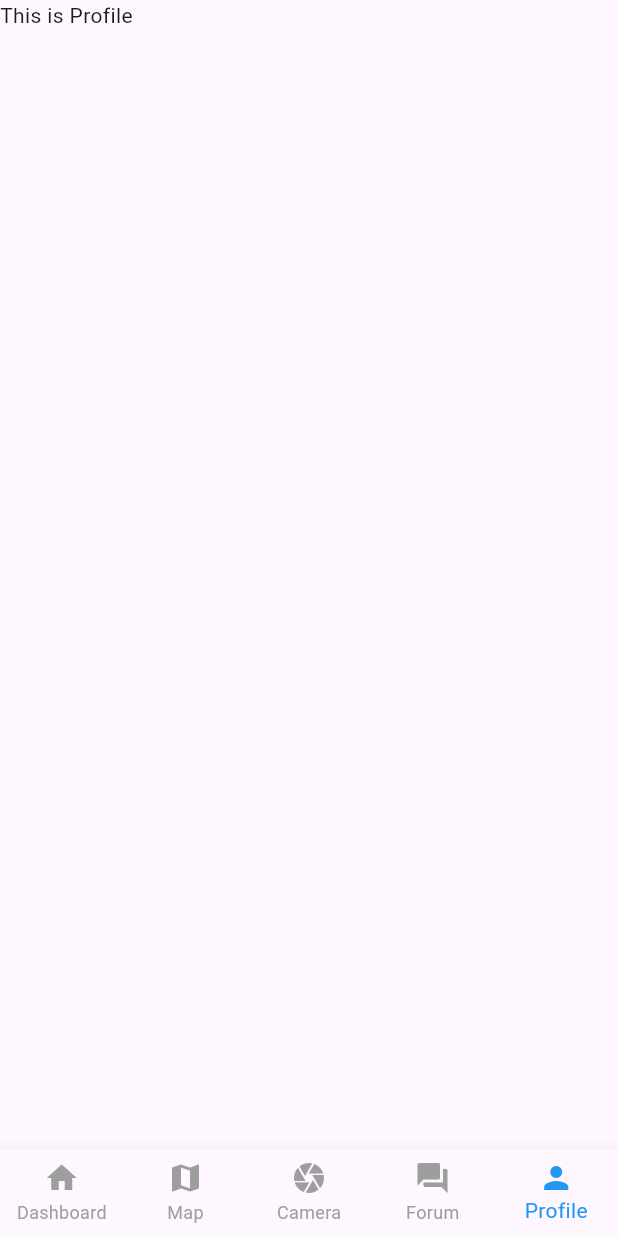
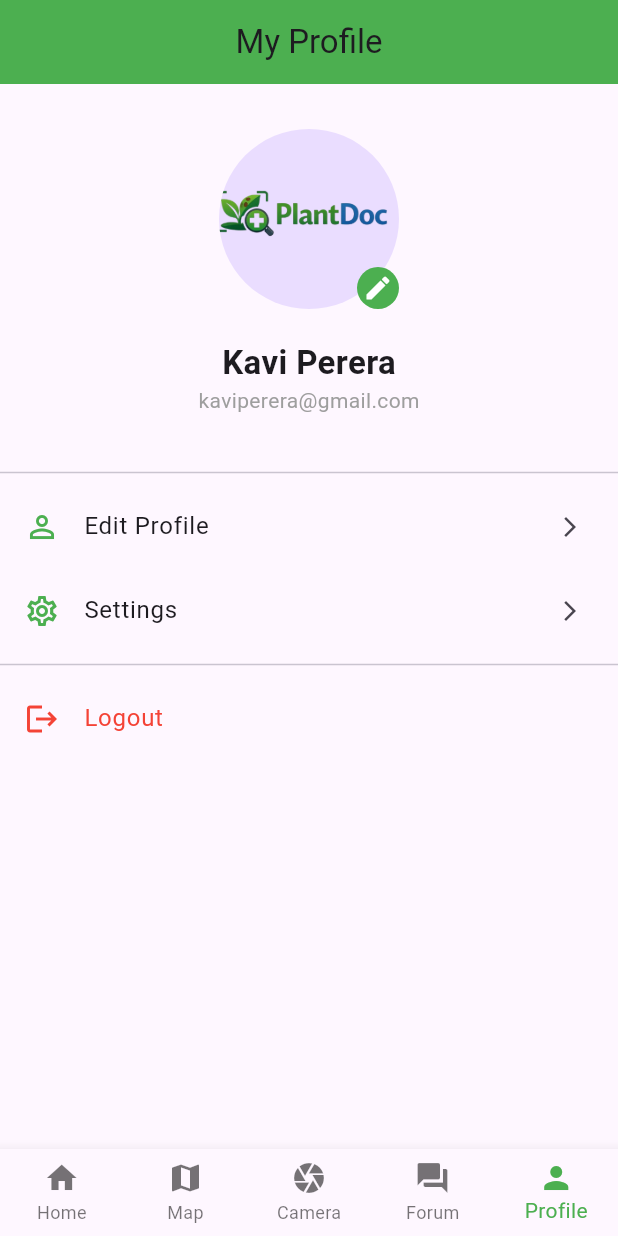
Before and after one commit to RandunGayantha/PlantDoc, a Flutter app: the screen it shows after launch, item 5 of the bottom bar chosen, on a phone screen of 412 x 824 dp. Run offline on Flutter 3.47's test engine with Material 3 defaults, Android fonts, the phone set to English and light mode, and no system bars; our stand-ins replace google_maps_flutter, image_picker; missing offline and left inert: tflite_flutter.

Commit message:
added settings page and updated main

```diff
--- a/lib/main.dart
+++ b/lib/main.dart
@@ -8,67 +8,68 @@ import 'package:plantdoc/pages/map.dart';
 import 'package:plantdoc/pages/splash_screen.dart';
 import 'package:plantdoc/pages/profile.dart';
 
-// 1. We keep the async main function with initialized bindings for camera/maps
 void main() async {
   WidgetsFlutterBinding.ensureInitialized();
   runApp(const MyApp());
 }
 
-// 2. A clean, single MyApp widget that routes to the SplashScreen
-class MyApp extends StatelessWidget {
+class MyApp extends StatefulWidget {
   const MyApp({super.key});
 
   @override
-  Widget build(BuildContext context) {
-    return const MaterialApp(
-      debugShowCheckedModeBanner: false,
-      title: "Plant Doc",
-      home: SplashScreen(),
-    );
-  }
+  State<MyApp> createState() => _MyAppState();
 }
 
-// 3. Your Splash Screen logic
-class SplashScreen extends StatefulWidget {
-  const SplashScreen({super.key});
+class _MyAppState extends State<MyApp> {
+  // Global variable for Theme state
+  bool _isDarkMode = false;
 
-  @override
-  State<SplashScreen> createState() => _SplashScreenState();
-}
-
-class _SplashScreenState extends State<SplashScreen> {
-  @override
-  void initState() {
-    super.initState();
-    Timer(const Duration(seconds: 5), () {
-      Navigator.pushReplacement(
-        context,
-        MaterialPageRoute(builder: (context) => const NavigationPage()),
-      );
+  // Global function to toggle theme
+  void _toggleTheme(bool value) {
+    setState(() {
+      _isDarkMode = value;
     });
   }
 
   @override
   Widget build(BuildContext context) {
-    return Scaffold(
-      backgroundColor: Colors.white,
-      body: Center(
-        child: Column(
-          mainAxisAlignment: MainAxisAlignment.center,
-          children: [
-            Image.asset('assets/logo.png', width: 200),
-            const SizedBox(height: 20),
-            const CircularProgressIndicator(color: Colors.green),
-          ],
-        ),
+    return MaterialApp(
+      debugShowCheckedModeBanner: false,
+      title: "Plant Doc",
+
+      // Light Theme configuration
+      theme: ThemeData(
+        brightness: Brightness.light,
+        primarySwatch: Colors.green,
+      ),
+
+      // Dark Theme configuration
+      darkTheme: ThemeData(
+        brightness: Brightness.dark,
+        primarySwatch: Colors.green,
+      ),
+
+      // This is what makes the whole app change!
+      themeMode: _isDarkMode ? ThemeMode.dark : ThemeMode.light,
+
+      home: NavigationPage(
+        isDarkMode: _isDarkMode,
+        onThemeChanged: _toggleTheme,
       ),
     );
   }
 }
 
-// 4. Your clean Navigation Page with the BottomNavigationBar
+// NavigationPage now acts as the host for other pages
 class NavigationPage extends StatefulWidget {
-  const NavigationPage({super.key});
+  final bool isDarkMode;
+  final Function(bool) onThemeChanged;
+
+  const NavigationPage({
+    super.key,
+    required this.isDarkMode,
+    required this.onThemeChanged
+  });
 
   @override
   State<NavigationPage> createState() => _NavigationPageState();
@@ -77,24 +78,24 @@ class NavigationPage extends StatefulWidget {
 class _NavigationPageState extends State<NavigationPage> {
   int _currentIndex = 0;
 
-  // I removed the "const" keyword from these pages just in case your
-  // other dart files don't have const constructors yet.
-  final List<Widget> _pages = [
-    Home(),
-    GoogleMapsScreen(), // Make sure your map class is actually named Map() inside map.dart!
-    Camera(),
-    fourm(),
-    Profile(),
-  ];
-
   @override
   Widget build(BuildContext context) {
+    final List<Widget> _pages = [
+      Home(), // Assuming these are already defined
+      GoogleMapsScreen(),
+      Camera(),
+      fourm(),
+      ProfilePage(
+        isDarkMode: widget.isDarkMode,
+        onThemeChanged: widget.onThemeChanged,
+      ),
+    ];
+
     return Scaffold(
       body: _pages[_currentIndex],
       bottomNavigationBar: BottomNavigationBar(
-        type: BottomNavigationBarType.fixed, // Crucial when you have more than 3 items!
-        selectedItemColor: Colors.blue,
-        unselectedItemColor: Colors.grey,
+        type: BottomNavigationBarType.fixed,
+        selectedItemColor: Colors.green,
         currentIndex: _currentIndex,
         onTap: (index) {
           setState(() {
@@ -102,7 +103,7 @@ class _NavigationPageState extends State<NavigationPage> {
           });
         },
         items: const [
-          BottomNavigationBarItem(icon: Icon(Icons.home), label: "Dashboard"),
+          BottomNavigationBarItem(icon: Icon(Icons.home), label: "Home"),
           BottomNavigationBarItem(icon: Icon(Icons.map), label: "Map"),
           BottomNavigationBarItem(icon: Icon(Icons.camera), label: "Camera"),
           BottomNavigationBarItem(icon: Icon(Icons.forum), label: "Forum"),
--- a/lib/pages/profile.dart
+++ b/lib/pages/profile.dart
@@ -1,17 +1,100 @@
 import 'package:flutter/material.dart';
+import 'package:plantdoc/pages/settings.dart';
 
-class Profile extends StatefulWidget {
-  const Profile({super.key});
+class ProfilePage extends StatelessWidget {
+  // 1. These variables MUST be declared to receive data from NavigationPage
+  final bool isDarkMode;
+  final Function(bool) onThemeChanged;
 
-  @override
-  State<Profile> createState() => _ProfileState();
-}
+  const ProfilePage({
+    super.key,
+    required this.isDarkMode,
+    required this.onThemeChanged,
+  });
 
-class _ProfileState extends State<Profile> {
   @override
   Widget build(BuildContext context) {
     return Scaffold(
-      body: Text("This is Profile"),
+      appBar: AppBar(
+        title: const Text("My Profile"),
+        backgroundColor: Colors.green,
+        centerTitle: true,
+      ),
+      body: SingleChildScrollView(
+        child: Column(
+          children: [
+            const SizedBox(height: 30),
+            Center(
+              child: Stack(
+                children: [
+                  const CircleAvatar(
+                    radius: 60,
+                    backgroundImage: AssetImage('assets/images/plantdoc_logo.png'),
+                  ),
+                  Positioned(
+                    bottom: 0,
+                    right: 0,
+                    child: Container(
+                      padding: const EdgeInsets.all(4),
+                      decoration: const BoxDecoration(
+                        color: Colors.green,
+                        shape: BoxShape.circle,
+                      ),
+                      child: const Icon(Icons.edit, color: Colors.white, size: 20),
+                    ),
+                  ),
+                ],
+              ),
+            ),
+            const SizedBox(height: 20),
+            const Text(
+              "Kavi Perera",
+              style: TextStyle(fontSize: 22, fontWeight: FontWeight.bold),
+            ),
+            const Text(
+              "kaviperera@gmail.com",
+              style: TextStyle(color: Colors.grey),
+            ),
+            const SizedBox(height: 30),
+            const Divider(),
+
+            // Edit Profile Tile
+            ListTile(
+              leading: const Icon(Icons.person_outline, color: Colors.green),
+              title: const Text("Edit Profile"),
+              trailing: const Icon(Icons.arrow_forward_ios, size: 16),
+              onTap: () {},
+            ),
+
+            // Settings Tile - FIXED NAVIGATION
+            ListTile(
+              leading: const Icon(Icons.settings_outlined, color: Colors.green),
+              title: const Text("Settings"),
+              trailing: const Icon(Icons.arrow_forward_ios, size: 16),
+              onTap: () {
+                Navigator.push(
+                  context,
+                  MaterialPageRoute(
+                    builder: (context) => SettingsPage(
+                      isDarkMode: isDarkMode, // Passing the value
+                      onThemeChanged: onThemeChanged, // Passing the function
+                    ),
+                  ),
+                );
+              },
+            ),
+
+            const Divider(),
+
+            // Logout Tile
+            ListTile(
+              leading: const Icon(Icons.logout, color: Colors.red),
+              title: const Text("Logout", style: TextStyle(color: Colors.red)),
+              onTap: () {},
+            ),
+          ],
+        ),
+      ),
     );
   }
 }
```
Also changed, not shown: lib/pages/settings.dart (added, +110 -0 lines).
